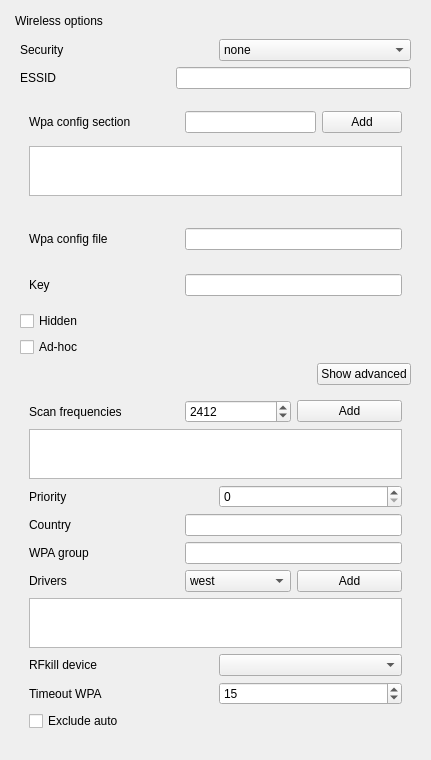
This is sources/gui/src/wirelesswidget.ui in arcan1s/netctl-gui as Qt 5 draws it before an edit. The edited form follows.
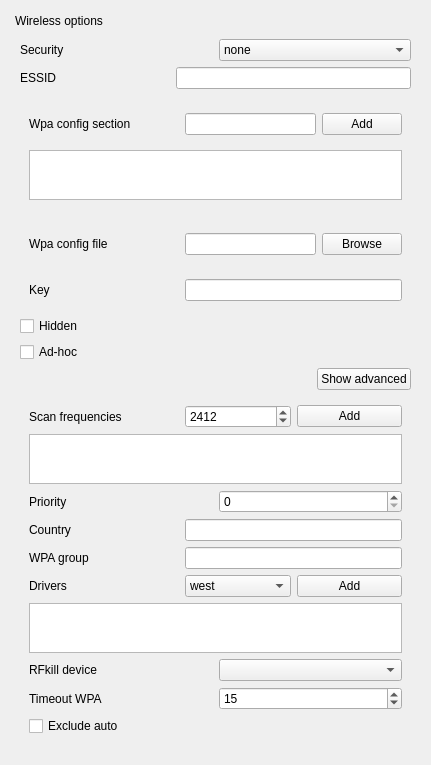
This is the edited form.

```diff
--- a/sources/gui/src/wirelesswidget.ui
+++ b/sources/gui/src/wirelesswidget.ui
@@ -7,7 +7,7 @@
     <x>0</x>
     <y>0</y>
     <width>431</width>
-    <height>760</height>
+    <height>765</height>
    </rect>
   </property>
   <property name="windowTitle">
@@ -163,6 +163,13 @@
             </property>
            </widget>
           </item>
+          <item>
+           <widget class="QPushButton" name="pushButton_wpaConfig">
+            <property name="text">
+             <string>Browse</string>
+            </property>
+           </widget>
+          </item>
          </layout>
         </widget>
        </item>
@@ -232,6 +239,9 @@
            <property name="text">
             <string>Show advanced</string>
            </property>
+           <property name="checkable">
+            <bool>true</bool>
+           </property>
           </widget>
          </item>
         </layout>
```
Left out of the diff: 9 changed lines with no effect on the pictures.
